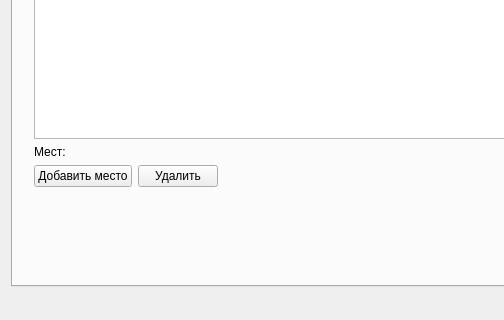
rlinosaur/gene_alogy, file mainwindow.ui: the form before one commit; both pictures show x 0 to 504 and y 366 to 686 of the 1006 by 686 pixel window.
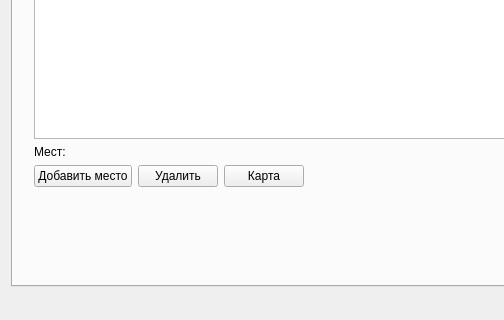
The form after the commit. The open tabs and pages were chosen to show the change.

Diff of the .ui file:
```diff
--- a/mainwindow.ui
+++ b/mainwindow.ui
@@ -320,6 +320,13 @@
              </property>
             </widget>
            </item>
+           <item>
+            <widget class="QPushButton" name="pushButtonMap">
+             <property name="text">
+              <string>Карта</string>
+             </property>
+            </widget>
+           </item>
            <item>
             <spacer name="horizontalSpacer_3">
              <property name="orientation">
```
Left out of the diff: 2 changed lines with no effect on the pictures.
